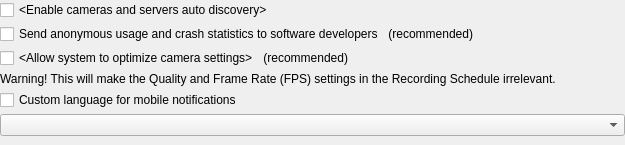
Before: the Qt Designer form vms/client/nx_vms_client_desktop/src/ui/widgets/system_settings/system_settings_widget.ui in networkoptix/nx_open, drawn with Qt 5.
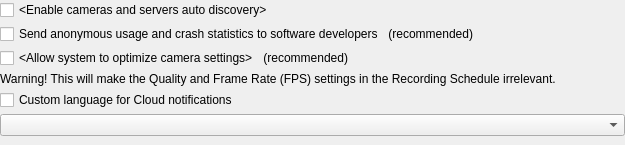
After: the same form once the commit is applied. Custom widgets are drawn as their Qt base class.

Commit message: VMS-34524: Translate Cloud Notifications

What changed in the file:
```diff
--- a/vms/client/nx_vms_client_desktop/src/ui/widgets/system_settings/system_settings_widget.ui
+++ b/vms/client/nx_vms_client_desktop/src/ui/widgets/system_settings/system_settings_widget.ui
@@ -162,7 +162,7 @@
      <item>
       <widget class="QCheckBox" name="customNotificationLanguageCheckBox">
        <property name="text">
-        <string>Custom language for mobile notifications</string>
+        <string>Custom language for Cloud notifications</string>
        </property>
       </widget>
      </item>
```
The commit also changes 6 other files.
